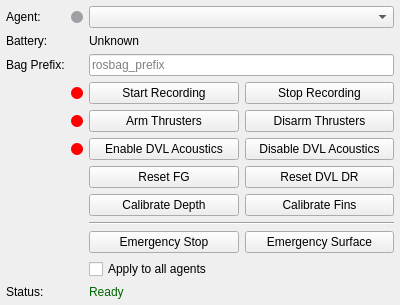
First picture: the form in coug_rqt/ui/coug_utils.ui, repository cougars-auv/coug_rqt, before the edit.
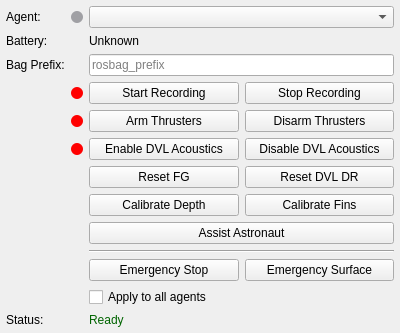
Second picture: the form after the edit.

Commit message: Add astronaut button

What changed in the file:
```diff
--- a/coug_rqt/ui/coug_utils.ui
+++ b/coug_rqt/ui/coug_utils.ui
@@ -311,6 +311,20 @@
       </item>
 
       <item row="8" column="2" colspan="3">
+        <widget class="QPushButton" name="assist_astronaut">
+          <property name="sizePolicy">
+            <sizepolicy hsizetype="Expanding" vsizetype="Fixed">
+              <horstretch>0</horstretch>
+              <verstretch>0</verstretch>
+            </sizepolicy>
+          </property>
+          <property name="text">
+            <string>Assist Astronaut</string>
+          </property>
+        </widget>
+      </item>
+
+      <item row="9" column="2" colspan="3">
         <widget class="QFrame" name="separator">
           <property name="frameShape">
             <enum>QFrame::HLine</enum>
@@ -321,7 +335,7 @@
         </widget>
       </item>
 
-      <item row="9" column="2" colspan="3">
+      <item row="10" column="2" colspan="3">
         <layout class="QHBoxLayout" name="horizontalLayout_emergency">
           <item>
             <widget class="QPushButton" name="emergency_stop">
@@ -352,7 +366,7 @@
         </layout>
       </item>
 
-      <item row="10" column="2" colspan="3">
+      <item row="11" column="2" colspan="3">
         <widget class="QCheckBox" name="apply_all">
           <property name="text">
             <string>Apply to all agents</string>
@@ -363,7 +377,7 @@
         </widget>
       </item>
 
-      <item row="11" column="0">
+      <item row="12" column="0">
         <widget class="QLabel" name="label_status">
           <property name="text">
             <string>Status:</string>
@@ -373,7 +387,7 @@
           </property>
         </widget>
       </item>
-      <item row="11" column="2" colspan="3">
+      <item row="12" column="2" colspan="3">
         <widget class="QLabel" name="status">
           <property name="styleSheet">
             <string notr="true">color: darkgreen;</string>
```
The commit also changes 2 other files.
